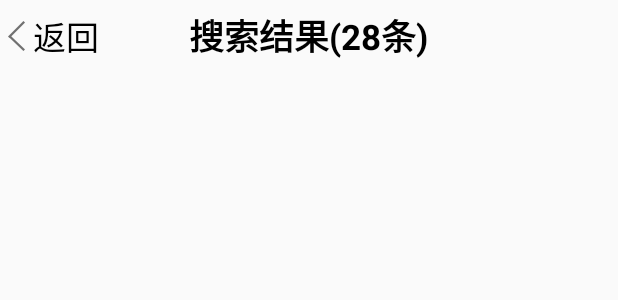
After one commit to yangguoqin2016/JDMall, an Android app: the layout inflate_topbar_searchresult.xml on its own in the app's theme, with its tools: preview values and no code run, on a phone screen of 412 x 824 dp. The commit adds this screen. Shown: the top 300 px of the screen. Run offline under Robolectric (Android 15) with nearby library versions, the phone set to English and light mode, and no system bars; network calls fail.

Commit message:
[bug]出现从搜索结果页面按返回回来,TopBar没有改变的BUG.

```diff
--- /dev/null
+++ b/jdmall/src/main/res/layout/inflate_topbar_searchresult.xml
@@ -0,0 +1,29 @@
+<?xml version="1.0" encoding="utf-8"?>
+<RelativeLayout xmlns:android="http://schemas.android.com/apk/res/android"
+              android:orientation="vertical"
+              android:layout_width="match_parent"
+              android:layout_height="48dp">
+    <TextView
+        android:text="返回"
+        android:paddingRight="20dp"
+        android:drawablePadding="5dp"
+        android:paddingLeft="5dp"
+        android:textSize="22dp"
+        android:textColor="#000"
+        android:gravity="center_vertical"
+        android:id="@+id/topbar_tv_back"
+        android:drawableLeft="@mipmap/head_btn_back_gray"
+        android:layout_width="wrap_content"
+        android:layout_height="48dp"/>
+
+    <TextView
+        android:id="@+id/topbar_tv_result"
+        android:textSize="23dp"
+        android:textStyle="bold"
+        android:textColor="#000"
+        android:layout_width="wrap_content"
+        android:layout_centerInParent="true"
+        android:text="搜索结果(28条)"
+        android:layout_height="wrap_content"/>
+
+</RelativeLayout>
```
Also changed, not shown: jdmall/src/main/java/com/onlyone/jdmall/fragment/SearchFragment.java (+30 -1 lines), jdmall/src/main/java/com/onlyone/jdmall/fragment/SearchResultFragment.java (+40 -7 lines).
